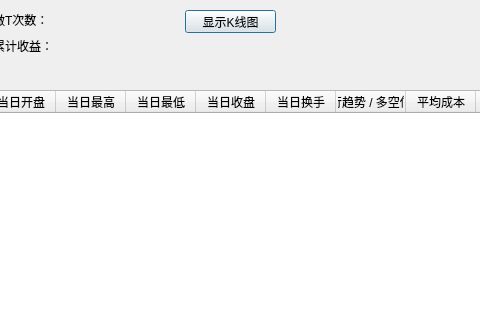
Old version of the form QtDesign/TradeSimulator.ui in the repository victor647/QuantumStockTrade; both pictures show x 375 to 855 and y 0 to 320 of the 1122 by 763 pixel window.
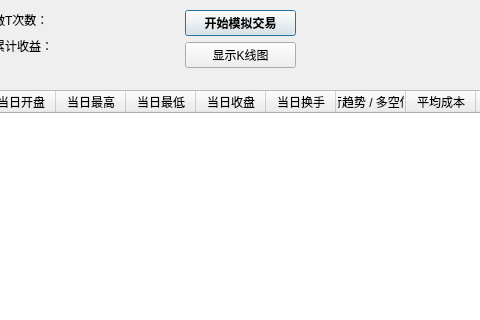
New version of the form.

Commit message: 模拟交易改为单线程

Diff of the .ui file:
```diff
--- a/QtDesign/TradeSimulator.ui
+++ b/QtDesign/TradeSimulator.ui
@@ -245,15 +245,32 @@
     </item>
    </layout>
   </widget>
-  <widget class="QPushButton" name="btnShowDiagram">
+  <widget class="QWidget" name="">
    <property name="geometry">
     <rect>
      <x>560</x>
      <y>10</y>
-     <width>91</width>
-     <height>23</height>
+     <width>111</width>
+     <height>58</height>
     </rect>
    </property>
+   <layout class="QVBoxLayout" name="verticalLayout">
+    <item>
+     <widget class="QPushButton" name="btnStartTrading">
+      <property name="font">
+       <font>
+        <family>Microsoft YaHei UI</family>
+        <weight>75</weight>
+        <bold>true</bold>
+       </font>
+      </property>
+      <property name="text">
+       <string>开始模拟交易</string>
+      </property>
+     </widget>
+    </item>
+    <item>
+     <widget class="QPushButton" name="btnShowDiagram">
    <property name="font">
     <font>
      <family>Microsoft YaHei UI</family>
@@ -263,6 +280,9 @@
     <string>显示K线图</string>
    </property>
   </widget>
+    </item>
+   </layout>
+  </widget>
  </widget>
  <resources/>
  <connections>
```
Left out of the diff: 21 changed lines with no effect on the pictures. Lines whose indentation alone changed are shown as unchanged. The commit also changes 8 other files.
